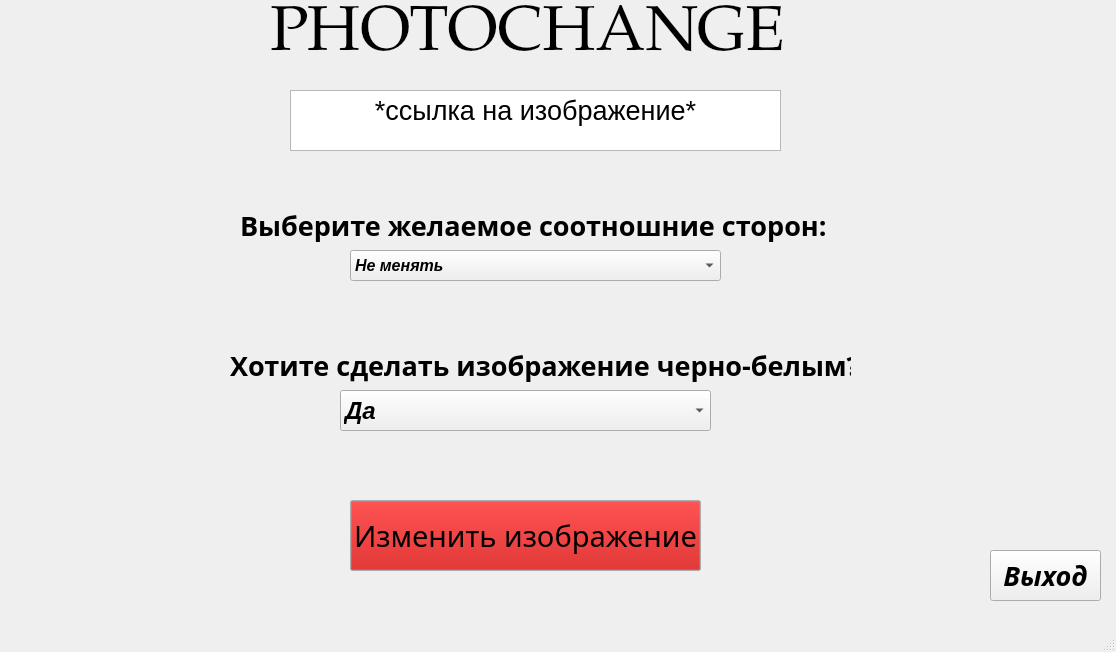
First picture: the form in design.ui, repository rncpr777/PhotoEd, before the edit.
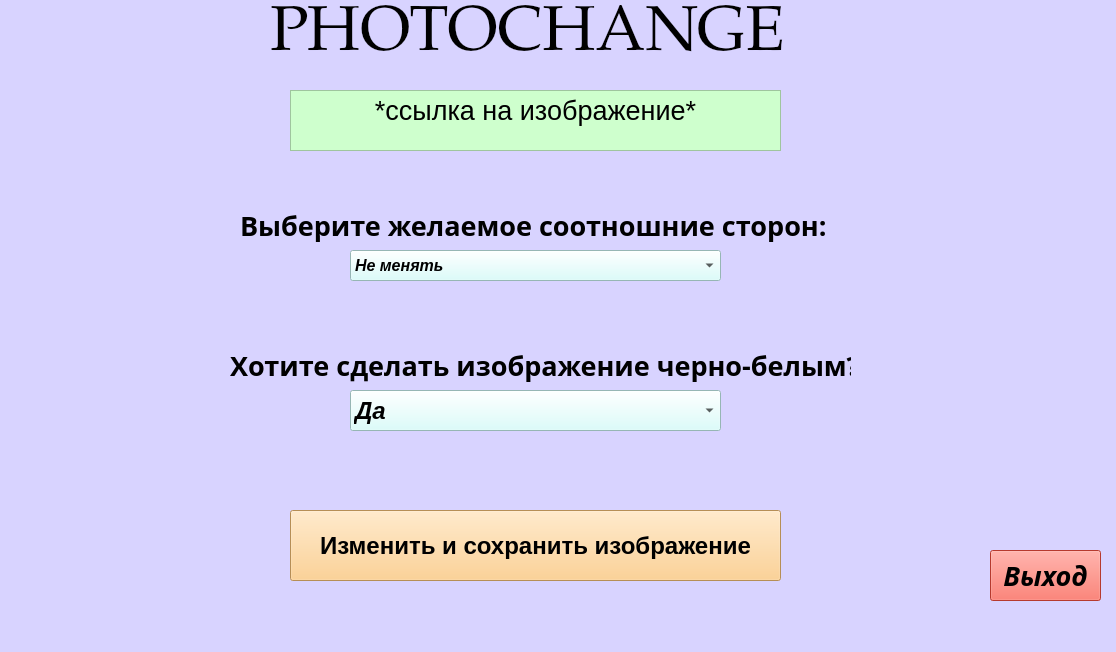
Second picture: the form after the edit.

What changed in the file:
```diff
--- a/design.ui
+++ b/design.ui
@@ -13,6 +13,10 @@
   <property name="windowTitle">
    <string>MainWindow</string>
   </property>
+  <property name="styleSheet">
+   <string notr="true">background-color: rgb(255, 189, 255);
+background-color: rgb(216, 211, 255);</string>
+  </property>
   <widget class="QWidget" name="centralwidget">
    <widget class="QLabel" name="label">
     <property name="geometry">
@@ -52,6 +56,9 @@
       <bold>false</bold>
      </font>
     </property>
+    <property name="styleSheet">
+     <string notr="true">background-color: rgb(206, 255, 205);</string>
+    </property>
     <property name="html">
      <string>&lt;!DOCTYPE HTML PUBLIC &quot;-//W3C//DTD HTML 4.0//EN&quot; &quot;http://www.w3.org/TR/REC-html40/strict.dtd&quot;&gt;
 &lt;html&gt;&lt;head&gt;&lt;meta name=&quot;qrichtext&quot; content=&quot;1&quot; /&gt;&lt;style type=&quot;text/css&quot;&gt;
@@ -99,6 +106,9 @@
       <bold>true</bold>
      </font>
     </property>
+    <property name="styleSheet">
+     <string notr="true">background-color: rgb(210, 255, 252);</string>
+    </property>
     <item>
      <property name="text">
       <string>Не менять</string>
@@ -164,7 +174,7 @@
    <widget class="QComboBox" name="comboBox_2">
     <property name="geometry">
      <rect>
-      <x>340</x>
+      <x>350</x>
       <y>390</y>
       <width>371</width>
       <height>41</height>
@@ -179,6 +189,9 @@
       <bold>true</bold>
      </font>
     </property>
+    <property name="styleSheet">
+     <string notr="true">background-color: rgb(210, 255, 252);</string>
+    </property>
     <item>
      <property name="text">
       <string>Да</string>
@@ -193,9 +206,9 @@
    <widget class="QPushButton" name="pushButton">
     <property name="geometry">
      <rect>
-      <x>350</x>
-      <y>500</y>
-      <width>351</width>
+      <x>290</x>
+      <y>510</y>
+      <width>491</width>
       <height>71</height>
      </rect>
     </property>
@@ -205,18 +218,27 @@
        <colorrole role="Button">
         <brush brushstyle="SolidPattern">
          <color alpha="255">
-          <red>193</red>
-          <green>0</green>
-          <blue>0</blue>
+          <red>255</red>
+          <green>199</green>
+          <blue>120</blue>
          </color>
         </brush>
        </colorrole>
        <colorrole role="Base">
         <brush brushstyle="SolidPattern">
          <color alpha="255">
-          <red>195</red>
-          <green>0</green>
-          <blue>0</blue>
+          <red>255</red>
+          <green>199</green>
+          <blue>120</blue>
+         </color>
+        </brush>
+       </colorrole>
+       <colorrole role="Window">
+        <brush brushstyle="SolidPattern">
+         <color alpha="255">
+          <red>255</red>
+          <green>199</green>
+          <blue>120</blue>
          </color>
         </brush>
        </colorrole>
@@ -243,18 +265,27 @@
        <colorrole role="Button">
         <brush brushstyle="SolidPattern">
          <color alpha="255">
-          <red>193</red>
-          <green>0</green>
-          <blue>0</blue>
+          <red>255</red>
+          <green>199</green>
+          <blue>120</blue>
          </color>
         </brush>
        </colorrole>
        <colorrole role="Base">
         <brush brushstyle="SolidPattern">
          <color alpha="255">
-          <red>195</red>
-          <green>0</green>
-          <blue>0</blue>
+          <red>255</red>
+          <green>199</green>
+          <blue>120</blue>
+         </color>
+        </brush>
+       </colorrole>
+       <colorrole role="Window">
+        <brush brushstyle="SolidPattern">
+         <color alpha="255">
+          <red>255</red>
+          <green>199</green>
+          <blue>120</blue>
          </color>
         </brush>
        </colorrole>
@@ -281,18 +312,27 @@
        <colorrole role="Button">
         <brush brushstyle="SolidPattern">
          <color alpha="255">
-          <red>193</red>
-          <green>0</green>
-          <blue>0</blue>
+          <red>255</red>
+          <green>199</green>
+          <blue>120</blue>
          </color>
         </brush>
        </colorrole>
        <colorrole role="Base">
         <brush brushstyle="SolidPattern">
          <color alpha="255">
-          <red>240</red>
-          <green>240</green>
-          <blue>240</blue>
+          <red>255</red>
+          <green>199</green>
+          <blue>120</blue>
+         </color>
+        </brush>
+       </colorrole>
+       <colorrole role="Window">
+        <brush brushstyle="SolidPattern">
+         <color alpha="255">
+          <red>255</red>
+          <green>199</green>
+          <blue>120</blue>
          </color>
         </brush>
        </colorrole>
@@ -319,15 +359,19 @@
     </property>
     <property name="font">
      <font>
-      <family>ZWAdobeF</family>
-      <pointsize>22</pointsize>
-      <weight>50</weight>
+      <family>MS Shell Dlg 2</family>
+      <pointsize>18</pointsize>
+      <weight>75</weight>
       <italic>false</italic>
-      <bold>false</bold>
+      <bold>true</bold>
      </font>
     </property>
+    <property name="styleSheet">
+     <string notr="true">background-color: rgb(255, 84, 84);
+background-color: rgb(255, 199, 120);</string>
+    </property>
     <property name="text">
-     <string>Изменить изображение</string>
+     <string>Изменить и сохранить изображение</string>
     </property>
    </widget>
    <widget class="QPushButton" name="pushButton_2">
@@ -348,6 +392,10 @@
       <bold>true</bold>
      </font>
     </property>
+    <property name="styleSheet">
+     <string notr="true">background-color: rgb(255, 183, 124);
+background-color: rgb(255, 81, 65);</string>
+    </property>
     <property name="text">
      <string>Выход</string>
     </property>
```
